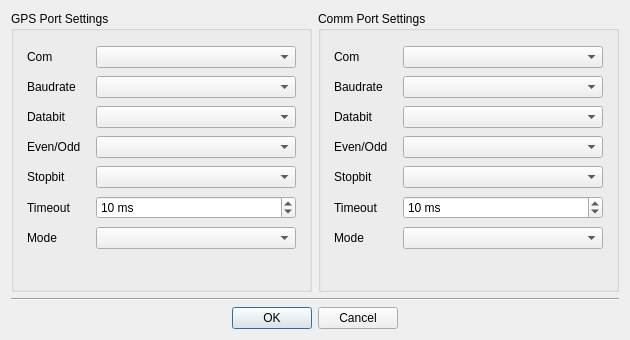
Quenii/ADCEVM, file GasRemote/MAC/MacCompass/examples/GasInfo/DeviceDialog.ui: the form before one commit.
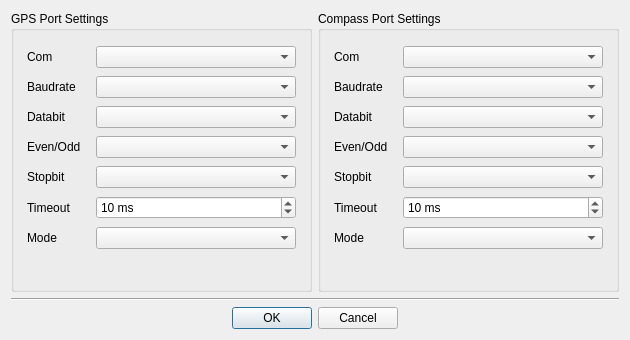
The form after the commit.

What changed in the file:
```diff
--- a/GasRemote/MAC/MacCompass/examples/GasInfo/DeviceDialog.ui
+++ b/GasRemote/MAC/MacCompass/examples/GasInfo/DeviceDialog.ui
@@ -23,7 +23,7 @@
    <item row="0" column="1">
     <widget class="QGroupBox" name="groupBox">
      <property name="title">
-      <string>Comm Port Settings</string>
+      <string>Compass Port Settings</string>
      </property>
      <widget class="QWidget" name="layoutWidget">
       <property name="geometry">
```
